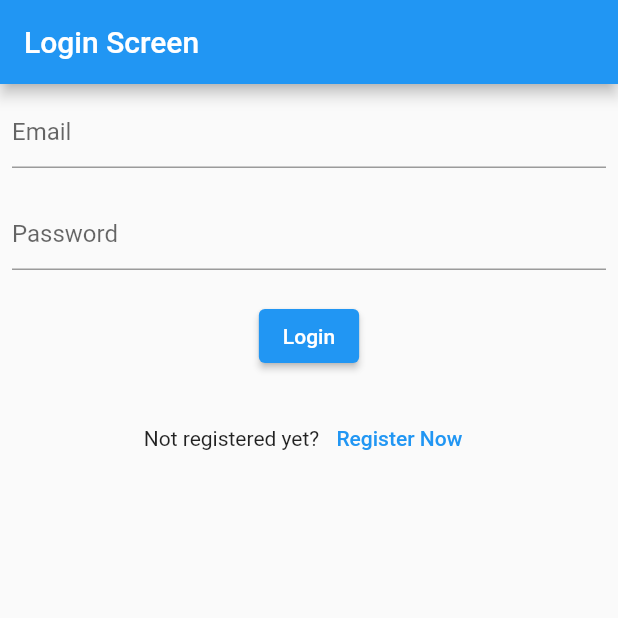
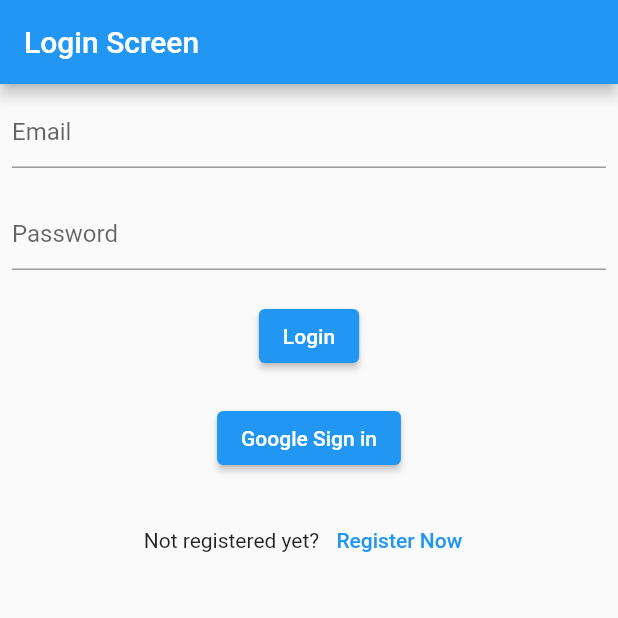
Before and after one commit to atifkhan77/TodoApp, a Flutter app: the screen it shows after launch, on a phone screen of 412 x 824 dp, the top half of it. Run offline on Flutter 3.47's test engine with Material 2 defaults, Android fonts, the phone set to English and light mode, and no system bars; our stand-ins replace cloud_firestore, firebase_auth, firebase_core, firebase_storage, fluttertoast, google_sign_in and 1 more; missing offline and left inert: ndialog; accounts and stored records are empty.

Commit message:
adding google auth

```diff
--- a/lib/Screens/login_screen.dart
+++ b/lib/Screens/login_screen.dart
@@ -85,6 +85,15 @@
               const SizedBox(
                 height: 20,
               ),
+              ElevatedButton(
+                onPressed: () async {
+                  await Auth.signInWithGoogle();
+                },
+                child: const Text('Google Sign in'),
+              ),
+              const SizedBox(
+                height: 20,
+              ),
               Row(
                 mainAxisAlignment: MainAxisAlignment.center,
                 children: [
--- a/pubspec.yaml
+++ b/pubspec.yaml
@@ -19,7 +19,7 @@
 version: 1.0.0+1
 
 environment:
-  sdk: '>=3.0.6 <4.0.0'
+  sdk: ">=2.16.0 <3.0.0"
 
 # Dependencies specify other packages that your package needs in order to work.
 # To automatically upgrade your package dependencies to the latest versions
@@ -46,6 +46,8 @@
   image_picker: ^1.0.1
   path_provider: ^2.0.15
   cloud_firestore: ^4.8.4
+  google_sign_in: ^6.1.4
+
 
 dev_dependencies:
   flutter_test:
```
Also changed, not shown: lib/Screens/auth/auth.dart (+19 -0 lines), pubspec.lock, 1 other file.
